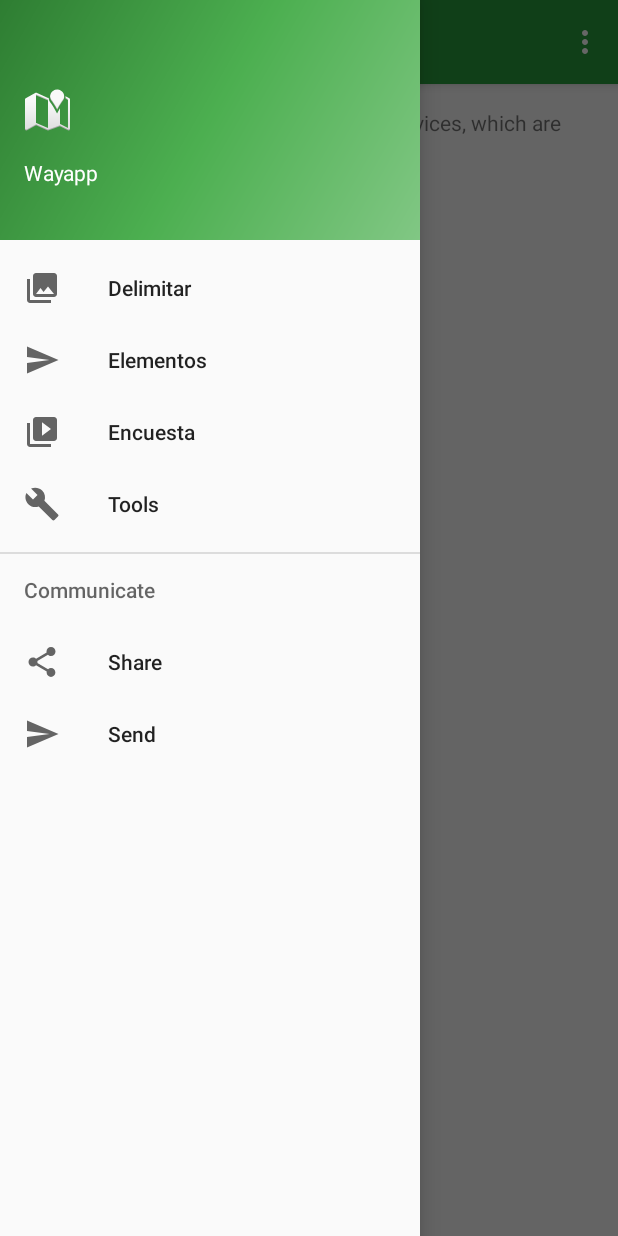
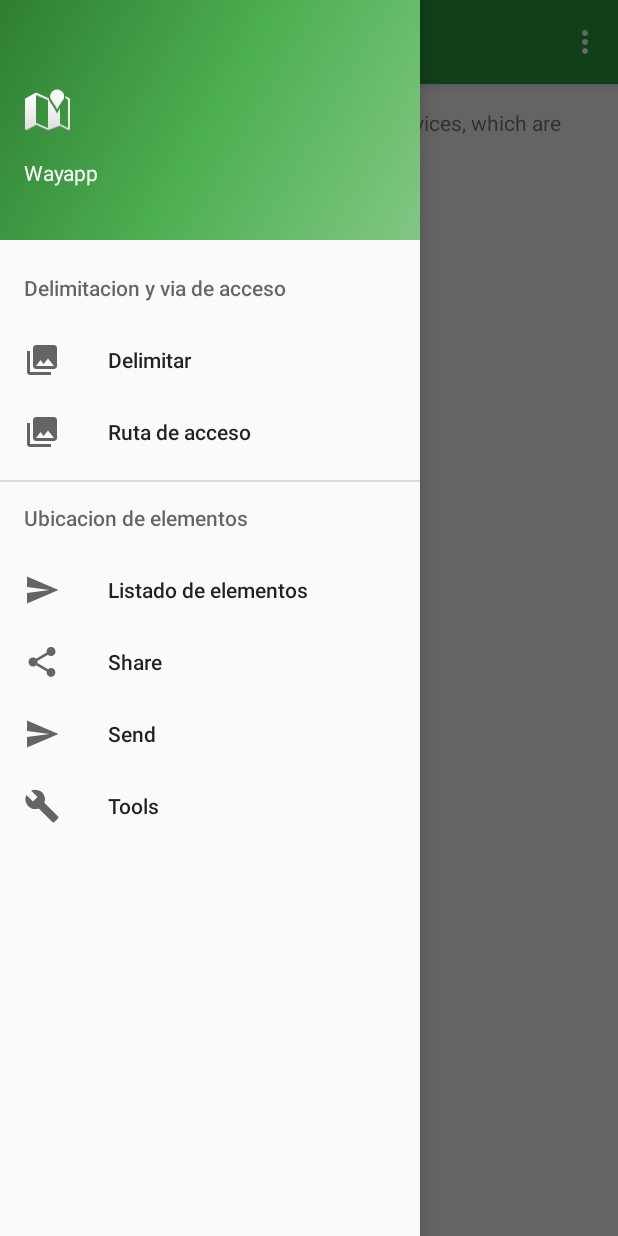
Before and after one commit to AndrzzOsorio/Wayapp, an Android app: the NavigationActivity screen opened directly, with no data from a screen before it, with the side drawer open, on a phone screen of 412 x 824 dp. Run offline under Robolectric (Android 15) with nearby library versions, the phone set to English and light mode, and no system bars; 1 statement that could not run was skipped.

```diff
--- a/app/src/main/java/com/proyecto/integrador/wayapp/RancheriaActivity.java
+++ b/app/src/main/java/com/proyecto/integrador/wayapp/RancheriaActivity.java
@@ -66,7 +66,7 @@ private ArrayList<Rancheria> rancherias = new ArrayList<>();
         builder[0].setPositiveButton("Aceptar", new DialogInterface.OnClickListener() {
             @Override
             public void onClick(DialogInterface dialog, int which) {
-                Rancheria r = new Rancheria(id,m_Text.toString());
+                Rancheria r = new Rancheria(id,input.getText().toString());
 
                 Intent intent = new Intent(RancheriaActivity.this,NavigationActivity.class);
                 intent.putExtra("rancheria",r);
--- a/app/src/main/res/layout/content_navigation.xml
+++ b/app/src/main/res/layout/content_navigation.xml
@@ -35,7 +35,7 @@
         android:visibility="invisible" />
 
     <android.support.design.widget.FloatingActionButton
-        android:id="@+id/floatingActionButton4"
+        android:id="@+id/acceso"
         android:layout_width="wrap_content"
         android:layout_height="wrap_content"
         android:layout_gravity="bottom|end"
--- a/app/src/main/res/menu/activity_navigation_drawer.xml
+++ b/app/src/main/res/menu/activity_navigation_drawer.xml
@@ -2,26 +2,27 @@
 <menu xmlns:android="http://schemas.android.com/apk/res/android">
 
     <group android:checkableBehavior="single">
-        <item
+        <item android:title="Delimitacion y via de acceso">
+            <menu>
+            <item
             android:id="@+id/nav_camera"
             android:icon="@drawable/ic_menu_gallery"
             android:title="Delimitar" />
-        <item
-            android:id="@+id/nav_gallery"
-            android:icon="@drawable/ic_menu_send"
-            android:title="Elementos" />
-        <item
+
+            <item
             android:id="@+id/nav_slideshow"
-            android:icon="@drawable/ic_menu_slideshow"
-            android:title="Encuesta" />
-        <item
-            android:id="@+id/nav_manage"
-            android:icon="@drawable/ic_menu_manage"
-            android:title="Tools" />
+            android:icon="@drawable/ic_menu_gallery"
+            android:title="Ruta de acceso" />
+            </menu>
+        </item>
     </group>
 
-    <item android:title="Communicate">
+    <item android:title="Ubicacion de elementos">
         <menu>
+            <item
+                android:id="@+id/nav_gallery"
+                android:icon="@drawable/ic_menu_send"
+                android:title="Listado de elementos" />
             <item
                 android:id="@+id/nav_share"
                 android:icon="@drawable/ic_menu_share"
@@ -30,6 +31,10 @@
                 android:id="@+id/nav_send"
                 android:icon="@drawable/ic_menu_send"
                 android:title="Send" />
+            <item
+                android:id="@+id/nav_manage"
+                android:icon="@drawable/ic_menu_manage"
+                android:title="Tools" />
         </menu>
     </item>
 
```
Also changed, not shown: app/src/main/java/com/proyecto/integrador/wayapp/NavigationActivity.java (+46 -1 lines).
